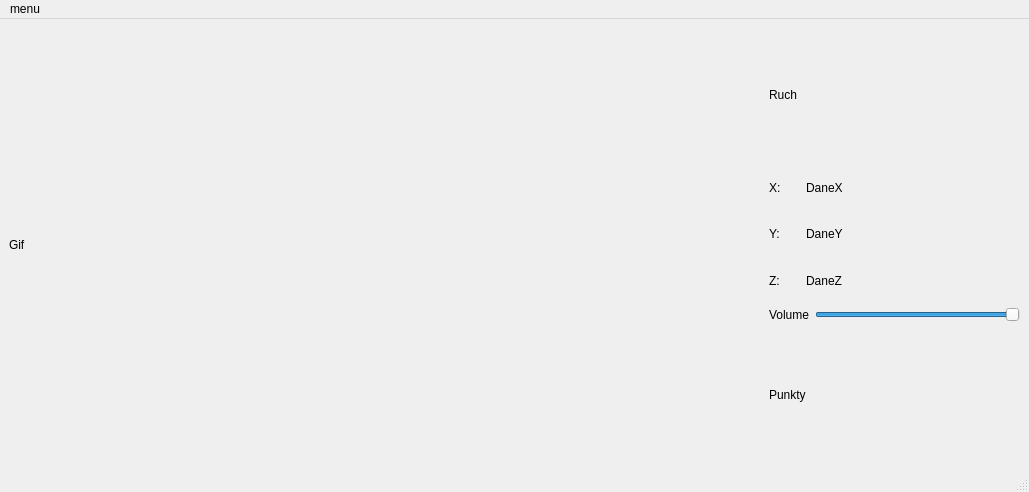
Old version of the form dance.ui in the repository Witekko/Dancegame.
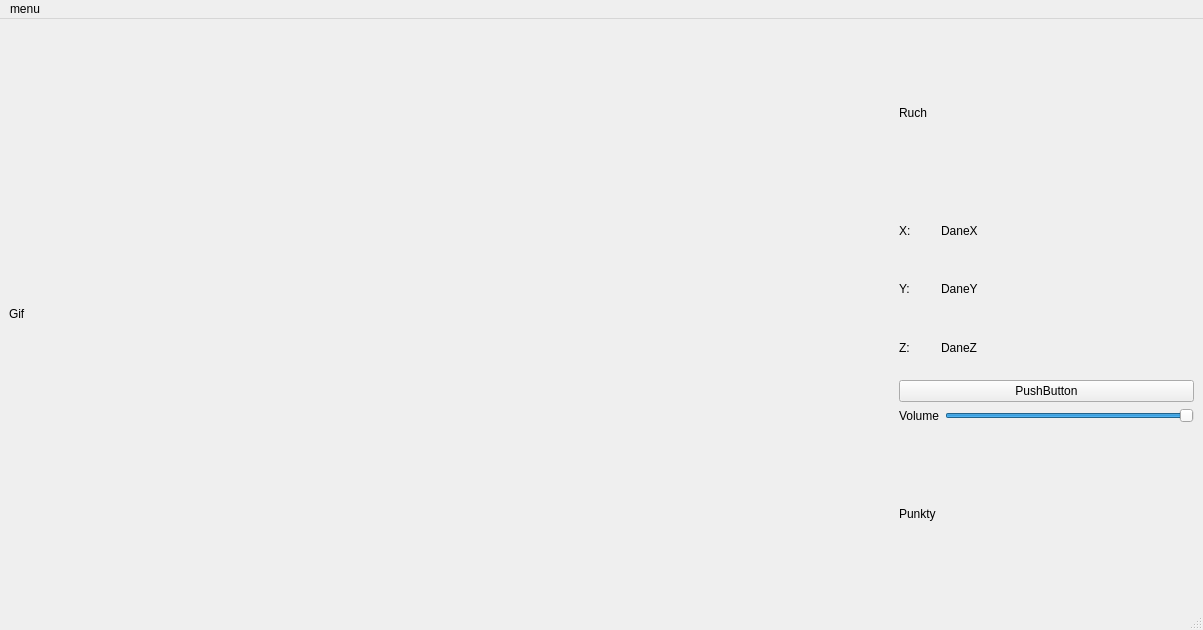
New version of the form.

```diff
--- a/dance.ui
+++ b/dance.ui
@@ -6,8 +6,8 @@
    <rect>
     <x>0</x>
     <y>0</y>
-    <width>1029</width>
-    <height>492</height>
+    <width>1203</width>
+    <height>630</height>
    </rect>
   </property>
   <property name="windowTitle">
@@ -17,6 +17,9 @@
    <layout class="QGridLayout" name="gridLayout" columnstretch="3,1">
     <item row="0" column="0">
      <widget class="QLabel" name="labelgif">
+      <property name="enabled">
+       <bool>true</bool>
+      </property>
       <property name="text">
        <string>Gif</string>
       </property>
@@ -85,6 +88,13 @@
         </item>
        </layout>
       </item>
+      <item>
+       <widget class="QPushButton" name="pushButton">
+        <property name="text">
+         <string>PushButton</string>
+        </property>
+       </widget>
+      </item>
       <item>
        <layout class="QHBoxLayout" name="horizontalLayout_2">
         <item>
@@ -122,7 +132,7 @@
     <rect>
      <x>0</x>
      <y>0</y>
-     <width>1029</width>
+     <width>1203</width>
      <height>21</height>
     </rect>
    </property>
```
